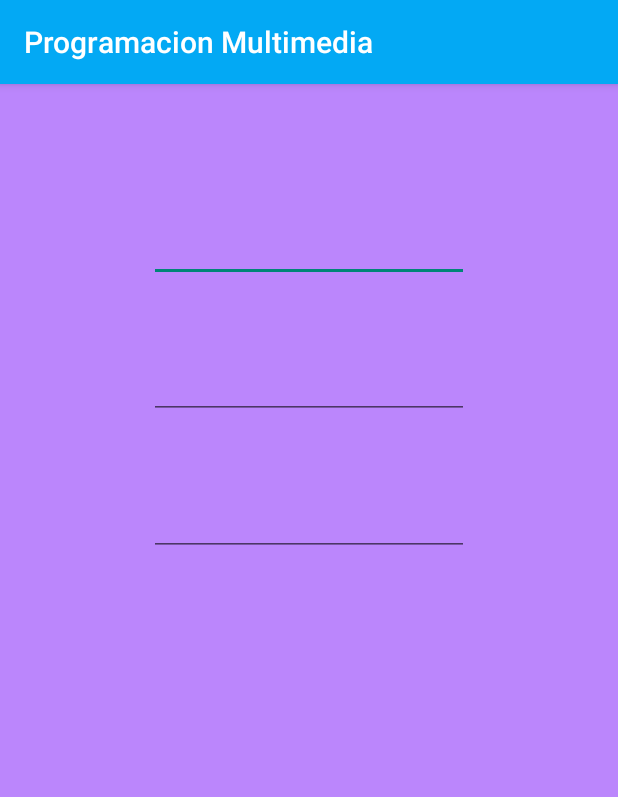
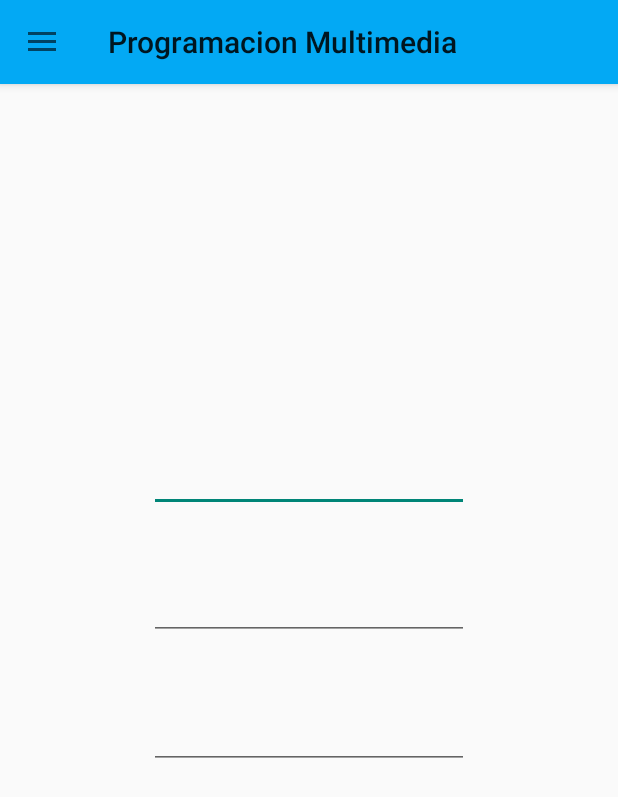
Before and after one commit to RafaelLibrero/PMDM, an Android app: the DrawerNavigation screen opened directly, with no data from a screen before it, on a phone screen of 412 x 824 dp. Shown: the top 797 px of the screen. Run offline under Robolectric (Android 15) with nearby library versions, the phone set to English and light mode, and no system bars; our stand-ins replace navigation-ui.

Commit message:
Drawer Navigation funcionando

```diff
--- a/app/build.gradle
+++ b/app/build.gradle
@@ -33,6 +33,7 @@ dependencies {
     implementation 'androidx.appcompat:appcompat:1.5.1'
     implementation 'com.google.android.material:material:1.6.1'
     implementation 'androidx.constraintlayout:constraintlayout:2.1.4'
+    implementation 'androidx.navigation:navigation-ui:2.5.2'
     testImplementation 'junit:junit:4.13.2'
     androidTestImplementation 'androidx.test.ext:junit:1.1.3'
     androidTestImplementation 'androidx.test.espresso:espresso-core:3.4.0'
--- a/app/src/main/AndroidManifest.xml
+++ b/app/src/main/AndroidManifest.xml
@@ -10,14 +10,8 @@
         android:theme="@style/Theme.ProgramacionMultimedia">
         <activity
             android:name=".DrawerNavigation"
-            android:exported="false">
-            <meta-data
-                android:name="android.app.lib_name"
-                android:value="" />
-        </activity>
-        <activity
-            android:name=".SecondActivity"
-            android:exported="false">
+            android:exported="false"
+            android:theme="@style/Theme.ProgramacionMultimedia.NoActionBar">
             <meta-data
                 android:name="android.app.lib_name"
                 android:value="" />
--- a/app/src/main/java/com/rafaellibrero/programacionmultimedia/DrawerNavigation.java
+++ b/app/src/main/java/com/rafaellibrero/programacionmultimedia/DrawerNavigation.java
@@ -7,7 +7,8 @@ import androidx.drawerlayout.widget.DrawerLayout;
 
 import android.os.Bundle;
 import android.widget.EditText;
-import android.widget.Toolbar;
+import androidx.appcompat.widget.Toolbar;
+import androidx.navigation.ui.AppBarConfiguration;
 
 import com.google.android.material.navigation.NavigationView;
 
@@ -15,20 +16,23 @@ public class DrawerNavigation extends AppCompatActivity {
 
     private EditText name2,mail2,number2;
 
-    DrawerLayout drawerLayout;
-    NavigationView navigationView;
-    Toolbar toolbar;
+    private DrawerLayout drawerLayout;
+    private NavigationView navigationView;
+    private Toolbar toolbar;
+    private AppBarConfiguration appBarConfiguration;
 
     @Override
     protected void onCreate(Bundle savedInstanceState) {
         super.onCreate(savedInstanceState);
-        setContentView(R.layout.activity_drawer_navigation);
+        setContentView(R.layout.activity_drawer);
 
         name2 = findViewById(R.id.etName2);
         mail2 = findViewById(R.id.etEmail2);
         number2 = findViewById(R.id.etPhone2);
+
         drawerLayout = findViewById(R.id.navigator);
         navigationView = findViewById(R.id.nav_view);
+        toolbar = findViewById(R.id.toolbar);
 
         String valor = getIntent().getStringExtra("nombre");
         name2.setText(valor);
@@ -37,12 +41,20 @@ public class DrawerNavigation extends AppCompatActivity {
         valor = getIntent().getStringExtra("telefono");
         number2.setText(valor);
 
-        navigationView.bringToFront();
-        /*ActionBarDrawerToggle toggle = new ActionBarDrawerToggle(this,drawerLayout);
+        setSupportActionBar(toolbar);
+
+        ActionBarDrawerToggle toggle = new ActionBarDrawerToggle(this,drawerLayout,toolbar,R.string.navigation_drawer_open,R.string.navigation_drawer_close);
+        drawerLayout.addDrawerListener(toggle);
+        toggle.syncState();
+
+        //appBarConfiguration = new AppBarConfiguration.Builder().setOpenableLayout(drawerLayout).build();
+
+        /*navigationView.bringToFront();
+        ActionBarDrawerToggle toggle = new ActionBarDrawerToggle(this,drawerLayout);
         drawerLayout.addDrawerListener(toggle);
         toggle.syncState();*/
     }
-
+/*
     @Override
     public void onBackPressed(){
 
@@ -52,5 +64,5 @@ public class DrawerNavigation extends AppCompatActivity {
         else{
             super.onBackPressed();
         }
-    }
+    }*/
 }
--- /dev/null
+++ b/app/src/main/res/layout/activity_drawer.xml
@@ -0,0 +1,25 @@
+<?xml version="1.0" encoding="utf-8"?>
+<androidx.drawerlayout.widget.DrawerLayout xmlns:android="http://schemas.android.com/apk/res/android"
+    xmlns:app="http://schemas.android.com/apk/res-auto"
+    xmlns:tools="http://schemas.android.com/tools"
+    android:id="@+id/navigator"
+    android:layout_width="match_parent"
+    android:layout_height="match_parent"
+    android:fitsSystemWindows="true"
+    tools:openDrawer="start">
+
+    <include
+        android:id="@+id/app_bar_drawer"
+        layout="@layout/app_bar_drawer"
+        android:layout_width="match_parent"
+        android:layout_height="match_parent" />
+
+    <com.google.android.material.navigation.NavigationView
+        android:layout_width="wrap_content"
+        android:layout_height="match_parent"
+        android:id="@+id/nav_view"
+        app:headerLayout="@layout/header"
+        app:menu="@menu/main_menu"
+        android:layout_gravity="start"/>
+
+</androidx.drawerlayout.widget.DrawerLayout>
--- a/app/src/main/res/layout/activity_drawer_navigation.xml
+++ /dev/null
@@ -1,65 +0,0 @@
-<?xml version="1.0" encoding="utf-8"?>
-<androidx.drawerlayout.widget.DrawerLayout xmlns:android="http://schemas.android.com/apk/res/android"
-    xmlns:app="http://schemas.android.com/apk/res-auto"
-    xmlns:tools="http://schemas.android.com/tools"
-    android:id="@+id/navigator"
-    android:layout_width="match_parent"
-    android:layout_height="match_parent"
-    android:background="@color/purple_200"
-    tools:context=".DrawerNavigation"
-    android:fitsSystemWindows="true"
-    tools:openDrawer="start">
-
-    <androidx.constraintlayout.widget.ConstraintLayout xmlns:android="http://schemas.android.com/apk/res/android"
-        xmlns:app="http://schemas.android.com/apk/res-auto"
-        xmlns:tools="http://schemas.android.com/tools"
-        android:layout_width="match_parent"
-        android:layout_height="match_parent" >
-
-        <EditText
-            android:id="@+id/etName2"
-            android:layout_width="wrap_content"
-            android:layout_height="wrap_content"
-            android:ems="10"
-            android:inputType="textPersonName"
-            app:layout_constraintBottom_toBottomOf="parent"
-            app:layout_constraintEnd_toEndOf="parent"
-            app:layout_constraintStart_toStartOf="parent"
-            app:layout_constraintTop_toTopOf="parent"
-            app:layout_constraintVertical_bias="0.12" />
-
-        <EditText
-            android:id="@+id/etEmail2"
-            android:layout_width="wrap_content"
-            android:layout_height="wrap_content"
-            android:ems="10"
-            android:inputType="textPersonName"
-            app:layout_constraintBottom_toBottomOf="parent"
-            app:layout_constraintEnd_toEndOf="parent"
-            app:layout_constraintStart_toStartOf="parent"
-            app:layout_constraintTop_toTopOf="parent"
-            app:layout_constraintVertical_bias="0.246" />
-
-        <EditText
-            android:id="@+id/etPhone2"
-            android:layout_width="wrap_content"
-            android:layout_height="wrap_content"
-            android:ems="10"
-            android:inputType="textPersonName"
-            app:layout_constraintBottom_toBottomOf="parent"
-            app:layout_constraintEnd_toEndOf="parent"
-            app:layout_constraintStart_toStartOf="parent"
-            app:layout_constraintTop_toTopOf="parent"
-            app:layout_constraintVertical_bias="0.373" />
-
-    </androidx.constraintlayout.widget.ConstraintLayout>
-
-    <com.google.android.material.navigation.NavigationView
-        android:layout_width="wrap_content"
-        android:layout_height="match_parent"
-        android:id="@+id/nav_view"
-        app:headerLayout="@layout/header"
-        app:menu="@menu/main_menu"
-        android:layout_gravity="start"/>
-
-</androidx.drawerlayout.widget.DrawerLayout>
--- /dev/null
+++ b/app/src/main/res/layout/app_bar_drawer.xml
@@ -0,0 +1,21 @@
+<?xml version="1.0" encoding="utf-8"?>
+<androidx.coordinatorlayout.widget.CoordinatorLayout
+    xmlns:android="http://schemas.android.com/apk/res/android"
+    android:layout_width="match_parent"
+    android:layout_height="match_parent">
+
+    <com.google.android.material.appbar.AppBarLayout
+        android:layout_width="match_parent"
+        android:layout_height="wrap_content">
+
+        <androidx.appcompat.widget.Toolbar
+            android:id="@+id/toolbar"
+            android:layout_width="match_parent"
+            android:layout_height="?attr/actionBarSize"
+            android:background="?attr/colorPrimary" />
+
+    </com.google.android.material.appbar.AppBarLayout>
+
+    <include layout="@layout/content_drawer" />
+
+</androidx.coordinatorlayout.widget.CoordinatorLayout>
--- /dev/null
+++ b/app/src/main/res/layout/content_drawer.xml
@@ -0,0 +1,43 @@
+<androidx.constraintlayout.widget.ConstraintLayout xmlns:android="http://schemas.android.com/apk/res/android"
+    xmlns:app="http://schemas.android.com/apk/res-auto"
+    xmlns:tools="http://schemas.android.com/tools"
+    android:layout_width="match_parent"
+    android:layout_height="match_parent">
+
+    <EditText
+        android:id="@+id/etName2"
+        android:layout_width="wrap_content"
+        android:layout_height="wrap_content"
+        android:ems="10"
+        android:inputType="textPersonName"
+        app:layout_constraintBottom_toBottomOf="parent"
+        app:layout_constraintEnd_toEndOf="parent"
+        app:layout_constraintStart_toStartOf="parent"
+        app:layout_constraintTop_toTopOf="parent"
+        app:layout_constraintVertical_bias="0.38" />
+
+    <EditText
+        android:id="@+id/etEmail2"
+        android:layout_width="wrap_content"
+        android:layout_height="wrap_content"
+        android:ems="10"
+        android:inputType="textPersonName"
+        app:layout_constraintBottom_toBottomOf="parent"
+        app:layout_constraintEnd_toEndOf="parent"
+        app:layout_constraintStart_toStartOf="parent"
+        app:layout_constraintTop_toTopOf="parent"
+        app:layout_constraintVertical_bias="0.49" />
+
+    <EditText
+        android:id="@+id/etPhone2"
+        android:layout_width="wrap_content"
+        android:layout_height="wrap_content"
+        android:ems="10"
+        android:inputType="textPersonName"
+        app:layout_constraintBottom_toBottomOf="parent"
+        app:layout_constraintEnd_toEndOf="parent"
+        app:layout_constraintStart_toStartOf="parent"
+        app:layout_constraintTop_toTopOf="parent"
+        app:layout_constraintVertical_bias="0.6" />
+
+</androidx.constraintlayout.widget.ConstraintLayout>
--- a/app/src/main/res/values/strings.xml
+++ b/app/src/main/res/values/strings.xml
@@ -7,4 +7,8 @@
     <string name="aceptar">Aceptar</string>
     <string name="michelangelo_buonarroti"><b>Michelangelo Buonarroti</b></string>
     <string name="caprese_6_marzo_1475">Caprese 6 marzo 1475</string>
+
+    <string name="navigation_drawer_open">Open navigation drawer</string>
+    <string name="navigation_drawer_close">Close navigation drawer</string>
+
 </resources>
--- a/app/src/main/res/values/themes.xml
+++ b/app/src/main/res/values/themes.xml
@@ -14,4 +14,9 @@
 
         <!-- Customize your theme here. -->
     </style>
+
+    <style name="Theme.ProgramacionMultimedia.NoActionBar">
+        <item name="windowActionBar">false</item>
+        <item name="windowNoTitle">true</item>
+    </style>
 </resources>
```
